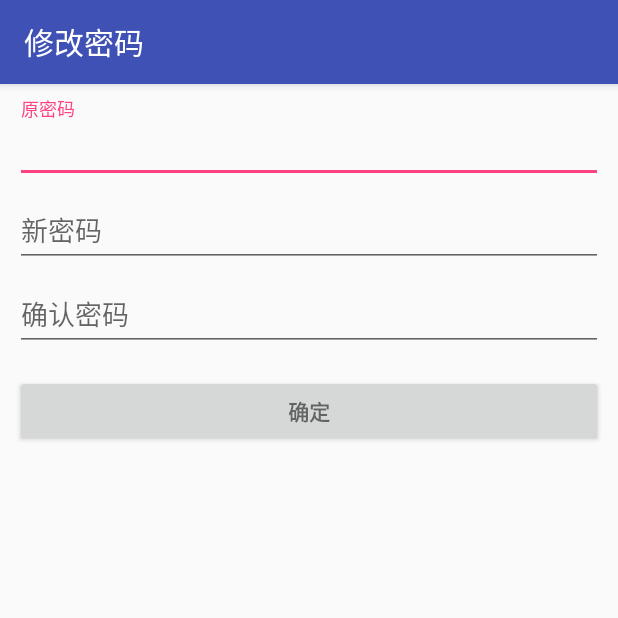
After one commit to laoziaichihebaodan/xiangyu, an Android app: the ChangePasswordActivity screen opened directly, with no data from a screen before it, on a phone screen of 412 x 824 dp, the top half of it. The commit adds this screen. Run offline under Robolectric (Android 15) with nearby library versions, the phone set to English and light mode, and no system bars.

Commit message:
新增登陆和修改密码页面

```diff
--- a/app/build.gradle
+++ b/app/build.gradle
@@ -21,10 +21,13 @@ android {
 
 dependencies {
     compile fileTree(dir: 'libs', include: ['*.jar'])
+    compile 'com.android.support:design:25.4.0'
+//    compile 'com.android.support.constraint:constraint-layout:1.1.3'
     androidTestCompile('com.android.support.test.espresso:espresso-core:2.2.2', {
         exclude group: 'com.android.support', module: 'support-annotations'
     })
     compile 'com.android.support:appcompat-v7:25.3.1'
     testCompile 'junit:junit:4.12'
+    compile 'com.mcxiaoke.volley:library:1.0.19'
     compile 'cn.yipianfengye.android:zxing-library:2.2'
 }
--- /dev/null
+++ b/app/src/main/res/layout/activity_change_password.xml
@@ -0,0 +1,70 @@
+<?xml version="1.0" encoding="utf-8"?>
+<LinearLayout
+    xmlns:android="http://schemas.android.com/apk/res/android"
+    xmlns:tools="http://schemas.android.com/tools"
+    android:layout_width="match_parent"
+    android:layout_height="match_parent"
+    tools:context=".login.ChangePasswordActivity"
+    android:orientation="vertical"
+    android:padding="10dp">
+
+    <android.support.design.widget.TextInputLayout
+        android:layout_width="match_parent"
+        android:layout_height="wrap_content">
+
+        <EditText
+            android:id="@+id/old_password"
+            android:layout_width="match_parent"
+            android:layout_height="wrap_content"
+            android:hint="@string/old_password"
+            android:imeActionId="6"
+            android:imeActionLabel="@string/action_sign_in_short"
+            android:imeOptions="actionUnspecified"
+            android:inputType="textPassword"
+            android:maxLines="1"
+            android:singleLine="true" />
+
+    </android.support.design.widget.TextInputLayout>
+    <android.support.design.widget.TextInputLayout
+        android:layout_width="match_parent"
+        android:layout_height="wrap_content">
+
+        <EditText
+            android:id="@+id/new_password"
+            android:layout_width="match_parent"
+            android:layout_height="wrap_content"
+            android:hint="新密码"
+            android:imeActionId="6"
+            android:imeActionLabel="@string/action_sign_in_short"
+            android:imeOptions="actionUnspecified"
+            android:inputType="textPassword"
+            android:maxLines="1"
+            android:singleLine="true" />
+
+    </android.support.design.widget.TextInputLayout>
+    <android.support.design.widget.TextInputLayout
+        android:layout_width="match_parent"
+        android:layout_height="wrap_content">
+
+        <EditText
+            android:id="@+id/sure_password"
+            android:layout_width="match_parent"
+            android:layout_height="wrap_content"
+            android:hint="确认密码"
+            android:imeActionId="6"
+            android:imeActionLabel="@string/action_sign_in_short"
+            android:imeOptions="actionUnspecified"
+            android:inputType="textPassword"
+            android:maxLines="1"
+            android:singleLine="true" />
+
+    </android.support.design.widget.TextInputLayout>
+    <Button
+        android:id="@+id/confirm"
+        style="?android:textAppearanceSmall"
+        android:layout_width="match_parent"
+        android:layout_height="wrap_content"
+        android:layout_marginTop="16dp"
+        android:text="确定"
+        android:textStyle="bold" />
+</LinearLayout>
--- a/app/src/main/res/values/strings.xml
+++ b/app/src/main/res/values/strings.xml
@@ -1,3 +1,22 @@
 <resources>
     <string name="app_name">ZXingDemo</string>
+    <string name="title_activity_login">登陆</string>
+    <!-- Strings related to login -->
+    <string name="prompt_email">用户名</string>
+    <string name="prompt_password">密码</string>
+    <string name="old_password">原密码</string>
+    <string name="action_sign_in">登陆</string>
+    <string name="action_change_password">修改密码</string>
+    <string name="action_sign_in_short">Sign in</string>
+    <string name="error_invalid_email">This email address is invalid</string>
+    <string name="error_invalid_password">密码格式错误</string>
+    <string name="error_invalid_old_password">原密码格式错误</string>
+    <string name="error_invalid_new_password">新密码格式错误</string>
+    <string name="error_invalid_sure_password">确认密码格式错误</string>
+    <string name="error_invalid_unlike">两次密码输入不一致</string>
+    <string name="error_incorrect_password">This password is incorrect</string>
+    <string name="error_field_required">用户名不能为空</string>
+    <string name="permission_rationale">"Contacts permissions are needed for providing email
+        completions."
+    </string>
 </resources>
```
Also changed, not shown: app/src/main/AndroidManifest.xml (+16 -4 lines), app/src/main/java/com/example/administrator/zxingdemo/login/ChangePasswordActivity.java (added, +126 -0 lines), app/src/main/java/com/example/administrator/zxingdemo/login/LoginActivity.java (added, +155 -0 lines), app/src/main/res/layout/activity_login.xml (added, +79 -0 lines), app/src/main/res/layout/dialog_progress.xml (added, +9 -0 lines).
